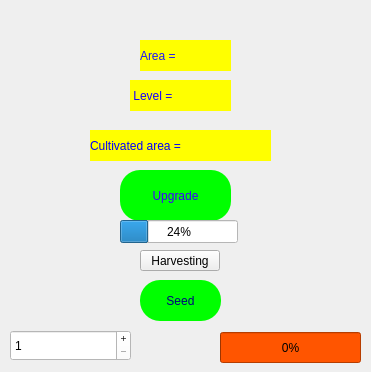
This is wheat_field.ui in mohammadfattahi11/AP_Project as Qt 5 draws it before an edit. The edited form follows.
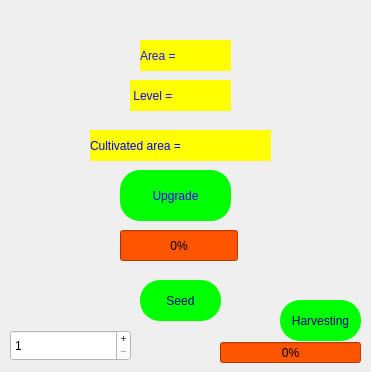
This is the edited form. Icons and pictures are not drawn.

What changed in the file:
```diff
--- a/wheat_field.ui
+++ b/wheat_field.ui
@@ -27,9 +27,9 @@
    <property name="geometry">
     <rect>
      <x>220</x>
-     <y>332</y>
+     <y>342</y>
      <width>141</width>
-     <height>31</height>
+     <height>21</height>
     </rect>
    </property>
    <property name="styleSheet">
@@ -253,27 +253,45 @@
    <property name="geometry">
     <rect>
      <x>120</x>
-     <y>220</y>
+     <y>230</y>
      <width>118</width>
-     <height>23</height>
+     <height>31</height>
     </rect>
    </property>
    <property name="styleSheet">
-    <string notr="true">background-color: rgb(255, 255, 255);</string>
+    <string notr="true">font: 18pt &quot;MS Shell Dlg 2&quot;;
+background-color: rgb(255, 85, 0);
+background-image: url(:/game_backgrounds/pics_project/clipart244133.png);</string>
    </property>
    <property name="value">
-    <number>24</number>
+    <number>0</number>
+   </property>
+   <property name="alignment">
+    <set>Qt::AlignCenter</set>
    </property>
   </widget>
   <widget class="QPushButton" name="Harvesting">
    <property name="geometry">
     <rect>
-     <x>140</x>
-     <y>250</y>
-     <width>80</width>
-     <height>21</height>
+     <x>280</x>
+     <y>300</y>
+     <width>81</width>
+     <height>41</height>
     </rect>
    </property>
+   <property name="cursor">
+    <cursorShape>OpenHandCursor</cursorShape>
+   </property>
+   <property name="styleSheet">
+    <string notr="true">background-color: rgb(0, 255, 0);
+color: rgb(0, 0, 127);
+font: 9pt &quot;MS Shell Dlg 2&quot;;
+background-image: url(:/game_backgrounds/pics_project/clipart244133.png);
+border-top-left-radius:20px; 
+border-bottom-right-radius:20px;
+border-top-right-radius:20px; 
+border-bottom-left-radius:20px;</string>
+   </property>
    <property name="text">
     <string>Harvesting</string>
    </property>
```
